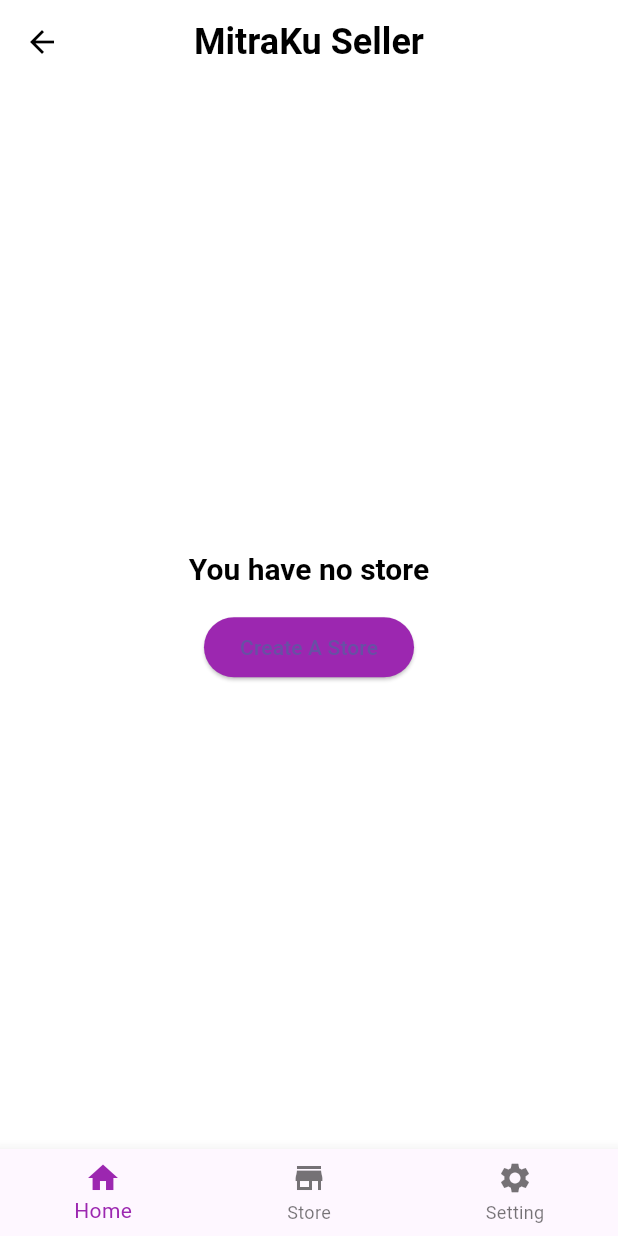
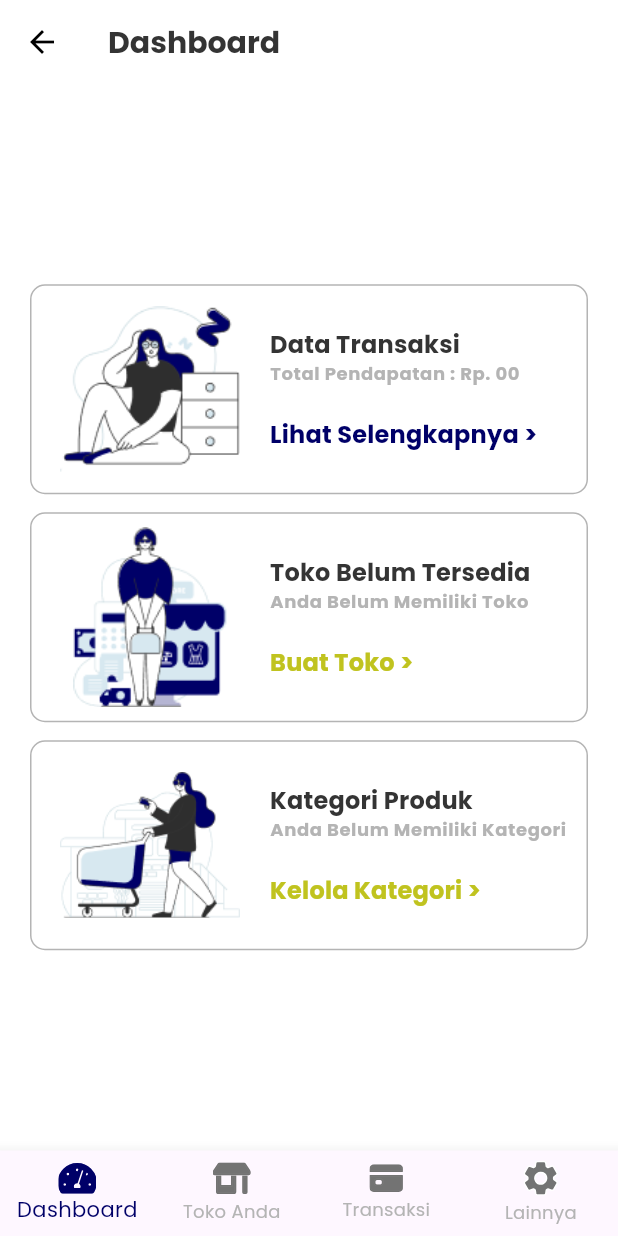
Before and after one commit to Mitra-Apps/fe-mobile-mitraku-seller, a Flutter app: the HomePage screen opened directly, on a phone screen of 412 x 824 dp. Run offline on Flutter 3.47's test engine with Material 3 defaults, Android fonts, the phone set to English and light mode, and no system bars; our stand-ins replace animate_do, another_flushbar, bloc_concurrency, dio, floor, flutter_bloc and 11 more; accounts and stored records are empty; generated files the repository leaves out were written again; statements that could not run were skipped; project files that could hold a hidden picture were left out.

Commit message:
(MTK-42) UI Adjustment: Home Page, Dashboard, Toko Anda, Lainnya

```diff
--- a/lib/core/keys/app_keys.dart
+++ b/lib/core/keys/app_keys.dart
@@ -18,5 +18,7 @@
 class WidgetKeys {
   /// Widget keys
   static const String homeScaffoldKey = 'home.scaffold';
+  static const String dashboardScaffoldKey = 'dashboard.scaffold';
+  static const String tokoAndaScaffoldKey = 'tokoAnda.scaffold';
   static const String introStartedButtonKey = 'intro.startedButton';
 }
--- a/lib/core/themes/app_themes.dart
+++ b/lib/core/themes/app_themes.dart
@@ -1,4 +1,5 @@
 import 'package:flutter/material.dart';
+import 'package:google_fonts/google_fonts.dart';
 
 class AppThemes {
   AppThemes._();
@@ -12,7 +13,7 @@
   static const Color _darkBackgroundColor = Color(0xFF1a222d);
 
   //Text
-  static const Color _lightTextColor = Color(0xff000000);
+  static const Color _lightTextColor = Color(0xff343434);
   static const Color _darkTextColor = Color(0xffffffff);
 
   //Icon
@@ -90,6 +91,7 @@
     iconTheme: const IconThemeData(
       color: _lightIconColor,
     ),
+    fontFamily: GoogleFonts.poppins().fontFamily,
     textTheme: _lightTextTheme,
     dividerTheme: const DividerThemeData(
       color: Colors.grey,
@@ -110,9 +112,19 @@
     iconTheme: const IconThemeData(
       color: _darkIconColor,
     ),
+    fontFamily: GoogleFonts.poppins().fontFamily,
     textTheme: _darkTextTheme,
     dividerTheme: const DividerThemeData(
       color: Colors.grey,
     ),
   );
 }
+
+class AppColors {
+  static final Color mainColor = Color(0xff000068);
+  static final Color mainBlackColor = Color(0xff343434);
+  static final Color mainWhiteColor = Color(0xffffffff);
+  static final Color disabledColor = Color(0xffb4b4b4);
+  static final Color warningColor = Color(0xffc0c31f);
+  static final Color dangerColor = Color(0xffe23f3f);
+}
--- a/lib/features/home/home_page.dart
+++ b/lib/features/home/home_page.dart
@@ -1,6 +1,11 @@
+import 'package:flutter_svg/flutter_svg.dart';
 import 'package:mitraku_seller/core/dimens/app_dimens.dart';
 import 'package:mitraku_seller/core/keys/app_keys.dart';
 import 'package:mitraku_seller/core/spacings/app_spacing.dart';
+import 'package:mitraku_seller/core/themes/app_themes.dart';
+import 'package:mitraku_seller/features/home/view/dashboard_page.dart';
+import 'package:mitraku_seller/features/home/view/lainnya_page.dart';
+import 'package:mitraku_seller/features/home/view/toko_anda_page.dart';
 import 'package:mitraku_seller/features/home/widgets/opening_hours_widget.dart';
 import 'package:mitraku_seller/features/home/widgets/store_details_widget.dart';
 import 'package:mitraku_seller/features/home/widgets/store_identity_widget.dart';
@@ -30,27 +35,19 @@
   @override
   Widget build(BuildContext context) {
     return Scaffold(
-      key: const Key(WidgetKeys.homeScaffoldKey),
-      appBar: AppBar(
-        title: Text(
-          S.of(context).home,
-          style: Theme.of(context)
-              .textTheme
-              .headlineSmall!
-              .copyWith(fontWeight: FontWeight.bold),
-        ),
-        centerTitle: true,
-      ),
       body: IndexedStack(
         index: selectedNavigationIndex,
         children: [
-          _buildHomeStore(),
+          const DashboardPage(),
+          const TokoAndaPage(),
           Container(),
-          const SettingPage(),
+          const LainnyaPage(),
         ],
       ),
       bottomNavigationBar: BottomNavigationBar(
-        selectedItemColor: Colors.purple,
+        selectedItemColor: AppColors.mainColor,
+        unselectedItemColor: AppColors.disabledColor,
+        type: BottomNavigationBarType.fixed,
         currentIndex: selectedNavigationIndex,
         onTap: (index) {
           setState(() {
@@ -58,17 +55,45 @@
           });
         },
         items: [
-          const BottomNavigationBarItem(
-            icon: Icon(Icons.home),
-            label: 'Home',
+          BottomNavigationBarItem(
+            icon: SvgPicture.asset(
+              'assets/icons/icon_dashboard.svg',
+            ),
+            activeIcon: SvgPicture.asset(
+              'assets/icons/icon_dashboard.svg',
+              color: AppColors.mainColor,
+            ),
+            label: 'Dashboard',
           ),
           BottomNavigationBarItem(
-            icon: Icon(Icons.store),
-            label: S.of(context).store,
+            icon: SvgPicture.asset(
+              'assets/icons/icon_toko_anda.svg',
+            ),
+            activeIcon: SvgPicture.asset(
+              'assets/icons/icon_toko_anda.svg',
+              color: AppColors.mainColor,
+            ),
+            label: 'Toko Anda',
           ),
           BottomNavigationBarItem(
-            icon: Icon(Icons.settings),
-            label: S.of(context).setting,
+            icon: SvgPicture.asset(
+              'assets/icons/icon_transaksi.svg',
+            ),
+            activeIcon: SvgPicture.asset(
+              'assets/icons/icon_transaksi.svg',
+              color: AppColors.mainColor,
+            ),
+            label: 'Transaksi',
+          ),
+          BottomNavigationBarItem(
+            icon: SvgPicture.asset(
+              'assets/icons/icon_lainnya.svg',
+            ),
+            activeIcon: SvgPicture.asset(
+              'assets/icons/icon_lainnya.svg',
+              color: AppColors.mainColor,
+            ),
+            label: 'Lainnya',
           ),
         ],
       ),
--- /dev/null
+++ b/lib/features/home/view/dashboard_page.dart
@@ -0,0 +1,224 @@
+import 'package:mitraku_seller/core/dimens/app_dimens.dart';
+import 'package:mitraku_seller/core/keys/app_keys.dart';
+import 'package:mitraku_seller/core/spacings/app_spacing.dart';
+import 'package:mitraku_seller/core/themes/app_themes.dart';
+import 'package:mitraku_seller/features/app/bloc/app_bloc.dart';
+import 'package:mitraku_seller/generated/l10n.dart';
+import 'package:flutter/material.dart';
+import 'package:flutter_bloc/flutter_bloc.dart';
+
+class DashboardPage extends StatelessWidget {
+  const DashboardPage({super.key});
+
+  @override
+  Widget build(BuildContext context) {
+    return Scaffold(
+      key: const Key(WidgetKeys.dashboardScaffoldKey),
+      appBar: AppBar(
+        title: Text(
+          'Dashboard',
+          style: Theme.of(context)
+              .textTheme
+              .titleLarge!
+              .copyWith(fontWeight: FontWeight.bold),
+        ),
+      ),
+      body: Center(
+        child: Padding(
+          padding: const EdgeInsets.symmetric(vertical: 0, horizontal: 20),
+          child: Column(
+              mainAxisAlignment: MainAxisAlignment.center,
+              crossAxisAlignment: CrossAxisAlignment.stretch,
+              children: [
+                DecoratedBox(
+                  decoration: BoxDecoration(
+                      borderRadius: BorderRadius.circular(10),
+                      border: Border.all(color: AppColors.disabledColor)),
+                  child: Row(
+                    mainAxisAlignment: MainAxisAlignment.start,
+                    children: [
+                      AppSpacing.horizontalSpacing10,
+                      Padding(
+                        padding: const EdgeInsets.all(10.0),
+                        child: SizedBox(
+                          width: 120,
+                          height: 120,
+                          child: Image.asset(
+                            'assets/images/dashboard_data_transaksi.png',
+                            fit: BoxFit.contain,
+                          ),
+                        ),
+                      ),
+                      AppSpacing.horizontalSpacing10,
+                      Expanded(
+                        child: Column(
+                          mainAxisAlignment: MainAxisAlignment.start,
+                          crossAxisAlignment: CrossAxisAlignment.start,
+                          children: [
+                            Text(
+                              'Data Transaksi',
+                              style: Theme.of(context)
+                                  .textTheme
+                                  .titleMedium!
+                                  .copyWith(
+                                    fontWeight: FontWeight.bold,
+                                    color: AppColors.mainBlackColor,
+                                  ),
+                            ),
+                            Text(
+                              'Total Pendapatan : Rp. 00',
+                              style: Theme.of(context)
+                                  .textTheme
+                                  .bodySmall!
+                                  .copyWith(
+                                    fontWeight: FontWeight.bold,
+                                    color: AppColors.disabledColor,
+                                  ),
+                            ),
+                            AppSpacing.verticalSpacing20,
+                            Text(
+                              'Lihat Selengkapnya >',
+                              style: Theme.of(context)
+                                  .textTheme
+                                  .titleMedium!
+                                  .copyWith(
+                                    fontWeight: FontWeight.bold,
+                                    color: AppColors.mainColor,
+                                  ),
+                            )
+                          ],
+                        ),
+                      )
+                    ],
+                  ),
+                ),
+                AppSpacing.verticalSpacing12,
+                DecoratedBox(
+                    decoration: BoxDecoration(
+                        borderRadius: BorderRadius.circular(10),
+                        border: Border.all(color: AppColors.disabledColor)),
+                    child: Row(
+                      mainAxisAlignment: MainAxisAlignment.start,
+                      children: [
+                        AppSpacing.horizontalSpacing10,
+                        Padding(
+                          padding: const EdgeInsets.all(10.0),
+                          child: SizedBox(
+                            width: 120,
+                            height: 120,
+                            child: Image.asset(
+                              'assets/images/dashboard_toko_belum_tersedia.png',
+                              fit: BoxFit.contain,
+                            ),
+                          ),
+                        ),
+                        AppSpacing.horizontalSpacing10,
+                        Expanded(
+                          child: Column(
+                            mainAxisAlignment: MainAxisAlignment.start,
+                            crossAxisAlignment: CrossAxisAlignment.start,
+                            children: [
+                              Text(
+                                'Toko Belum Tersedia',
+                                style: Theme.of(context)
+                                    .textTheme
+                                    .titleMedium!
+                                    .copyWith(
+                                      fontWeight: FontWeight.bold,
+                                      color: AppColors.mainBlackColor,
+                                    ),
+                              ),
+                              Text(
+                                'Anda Belum Memiliki Toko',
+                                style: Theme.of(context)
+                                    .textTheme
+                                    .bodySmall!
+                                    .copyWith(
+                                      fontWeight: FontWeight.bold,
+                                      color: AppColors.disabledColor,
+                                    ),
+                              ),
+                              AppSpacing.verticalSpacing20,
+                              Text(
+                                'Buat Toko >',
+                                style: Theme.of(context)
+                                    .textTheme
+                                    .titleMedium!
+                                    .copyWith(
+                                      fontWeight: FontWeight.bold,
+                                      color: AppColors.warningColor,
+                                    ),
+                              )
+                            ],
+                          ),
+                        )
+                      ],
+                    )),
+                AppSpacing.verticalSpacing12,
+                DecoratedBox(
+                    decoration: BoxDecoration(
+                        borderRadius: BorderRadius.circular(10),
+                        border: Border.all(color: AppColors.disabledColor)),
+                    child: Row(
+                      mainAxisAlignment: MainAxisAlignment.start,
+                      children: [
+                        AppSpacing.horizontalSpacing10,
+                        Padding(
+                          padding: const EdgeInsets.all(10.0),
+                          child: SizedBox(
+                            width: 120,
+                            height: 120,
+                            child: Image.asset(
+                              'assets/images/dashboard_kategori_produk.png',
+                              fit: BoxFit.contain,
+                            ),
+                          ),
+                        ),
+                        AppSpacing.horizontalSpacing10,
+                        Expanded(
+                          child: Column(
+                            mainAxisAlignment: MainAxisAlignment.start,
+                            crossAxisAlignment: CrossAxisAlignment.start,
+                            children: [
+                              Text(
+                                'Kategori Produk',
+                                style: Theme.of(context)
+                                    .textTheme
+                                    .titleMedium!
+                                    .copyWith(
+                                      fontWeight: FontWeight.bold,
+                                      color: AppColors.mainBlackColor,
+                                    ),
+                              ),
+                              Text(
+                                'Anda Belum Memiliki Kategori',
+                                style: Theme.of(context)
+                                    .textTheme
+                                    .bodySmall!
+                                    .copyWith(
+                                      fontWeight: FontWeight.bold,
+                                      color: AppColors.disabledColor,
+                                    ),
+                              ),
+                              AppSpacing.verticalSpacing20,
+                              Text(
+                                'Kelola Kategori >',
+                                style: Theme.of(context)
+                                    .textTheme
+                                    .titleMedium!
+                                    .copyWith(
+                                      fontWeight: FontWeight.bold,
+                                      color: AppColors.warningColor,
+                                    ),
+                              )
+                            ],
+                          ),
+                        )
+                      ],
+                    )),
+              ]),
+        ),
+      ),
+    );
+  }
+}
--- a/pubspec.yaml
+++ b/pubspec.yaml
@@ -55,6 +55,7 @@
 
   local_database:
     path: packages/local_database
+  google_fonts: ^6.1.0
 
 dev_dependencies:
   flutter_test:
```
Also changed, not shown: lib/features/home/view/lainnya_page.dart (added, +190 -0 lines), lib/features/home/view/toko_anda_page.dart (added, +92 -0 lines), assets/icons/icon_arrow_left.svg (added), assets/icons/icon_dashboard.svg (added), assets/icons/icon_keluar.svg (added), assets/icons/icon_lainnya.svg (added), assets/icons/icon_notifikasi.svg (added), assets/icons/icon_pesan.svg (added), assets/icons/icon_toko_anda.svg (added), assets/icons/icon_transaksi.svg (added), assets/images/dashboard_data_transaksi.png (added), assets/images/dashboard_kategori_produk.png (added), assets/images/dashboard_toko_belum_tersedia.png (added), assets/images/toko_anda_silahkan_buat.png (added).
